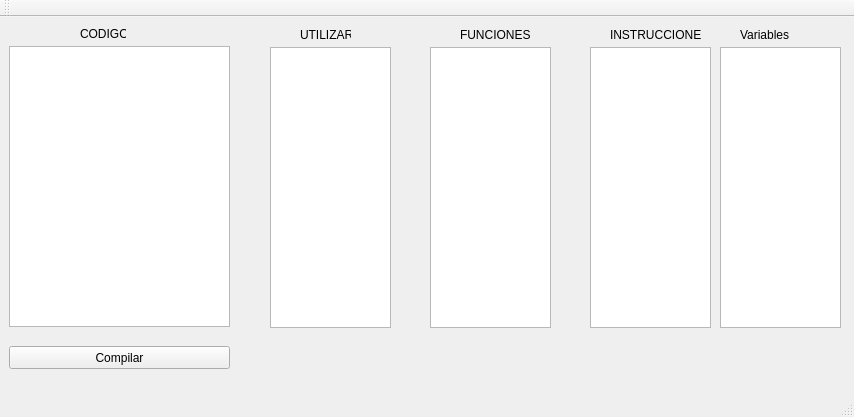
Qt form editor.ui (ProyectoLegus/Legus) before a commit.
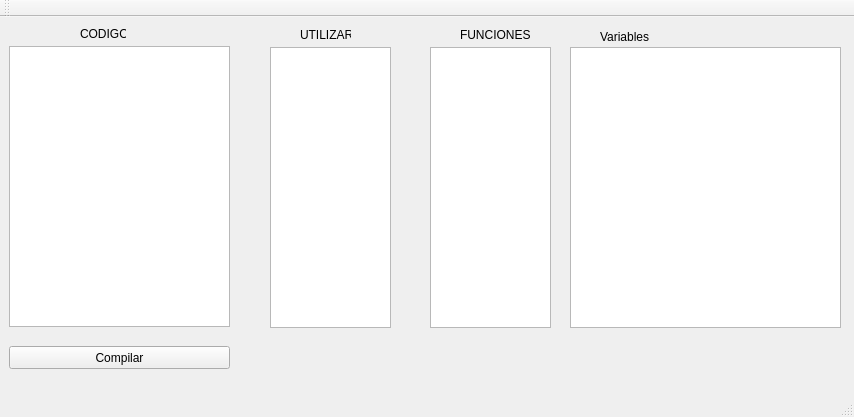
The same form after that commit.

What changed in the file:
```diff
--- a/editor.ui
+++ b/editor.ui
@@ -63,19 +63,6 @@
      <string>FUNCIONES</string>
     </property>
    </widget>
-   <widget class="QLabel" name="label_3">
-    <property name="geometry">
-     <rect>
-      <x>610</x>
-      <y>10</y>
-      <width>91</width>
-      <height>16</height>
-     </rect>
-    </property>
-    <property name="text">
-     <string>INSTRUCCIONES</string>
-    </property>
-   </widget>
    <widget class="QLabel" name="label_4">
     <property name="geometry">
      <rect>
@@ -109,22 +96,12 @@
      </rect>
     </property>
    </widget>
-   <widget class="QListWidget" name="listInstrucciones">
-    <property name="geometry">
-     <rect>
-      <x>590</x>
-      <y>30</y>
-      <width>121</width>
-      <height>281</height>
-     </rect>
-    </property>
-   </widget>
    <widget class="QListWidget" name="listVariables">
     <property name="geometry">
      <rect>
-      <x>720</x>
+      <x>570</x>
       <y>30</y>
-      <width>121</width>
+      <width>271</width>
       <height>281</height>
      </rect>
     </property>
@@ -132,10 +109,10 @@
    <widget class="QLabel" name="label_5">
     <property name="geometry">
      <rect>
-      <x>740</x>
+      <x>600</x>
       <y>10</y>
-      <width>91</width>
-      <height>16</height>
+      <width>231</width>
+      <height>20</height>
      </rect>
     </property>
     <property name="text">
```
